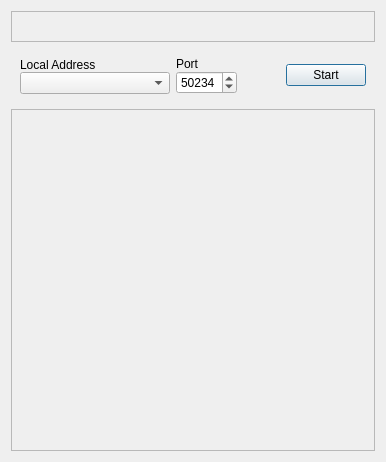
The window that python/ectec-gui/res/server.ui (real-yfprojects/ectec) describes before a commit, drawn with Qt 5.
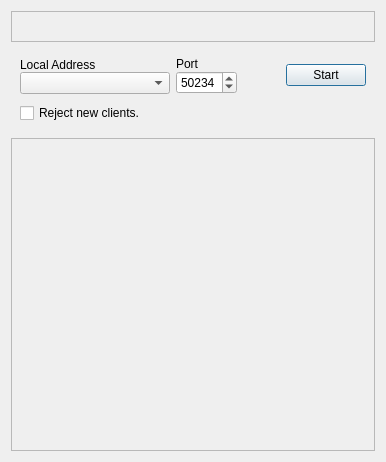
The same window after the commit. Icons and pictures are not drawn.

Commit message:
Add `reject` option to server GUI.
Add a checkbox that toggles whether new clients are rejected.

* python/ectec-gui/res/server.ui : Add `checkBoxBlocking`.

* python/ectec-gui/src/ectecgui/server/ui_main.py : Automaticly regenerate.

* python/ectec-gui/src/ectecgui/server/window.py (MainWindow): Implement checkBox toggling the `reject` option of the ectec server.

What changed in the file:
```diff
--- a/python/ectec-gui/res/server.ui
+++ b/python/ectec-gui/res/server.ui
@@ -89,6 +89,30 @@
    </item>
    <item>
     <widget class="QFrame" name="frameSettings">
+     <property name="frameShape">
+      <enum>QFrame::NoFrame</enum>
+     </property>
+     <property name="frameShadow">
+      <enum>QFrame::Plain</enum>
+     </property>
+     <layout class="QVBoxLayout" name="verticalLayout">
+      <property name="spacing">
+       <number>0</number>
+      </property>
+      <property name="leftMargin">
+       <number>0</number>
+      </property>
+      <property name="topMargin">
+       <number>0</number>
+      </property>
+      <property name="rightMargin">
+       <number>0</number>
+      </property>
+      <property name="bottomMargin">
+       <number>0</number>
+      </property>
+      <item>
+       <widget class="QFrame" name="frameStartConfig">
      <property name="sizePolicy">
       <sizepolicy hsizetype="Preferred" vsizetype="Preferred">
        <horstretch>0</horstretch>
@@ -238,6 +262,31 @@
         <property name="flat">
          <bool>false</bool>
         </property>
+          </widget>
+         </item>
+        </layout>
+       </widget>
+      </item>
+      <item>
+       <widget class="QFrame" name="frameRunningConfig">
+        <property name="frameShape">
+         <enum>QFrame::NoFrame</enum>
+        </property>
+        <property name="frameShadow">
+         <enum>QFrame::Plain</enum>
+        </property>
+        <layout class="QHBoxLayout" name="horizontalLayout_3">
+         <property name="topMargin">
+          <number>0</number>
+         </property>
+         <item>
+          <widget class="QCheckBox" name="checkBoxBlocking">
+           <property name="text">
+            <string>Reject new clients.</string>
+           </property>
+          </widget>
+         </item>
+        </layout>
        </widget>
       </item>
      </layout>
```
Lines whose indentation alone changed are shown as unchanged. The commit also changes 2 other files.
